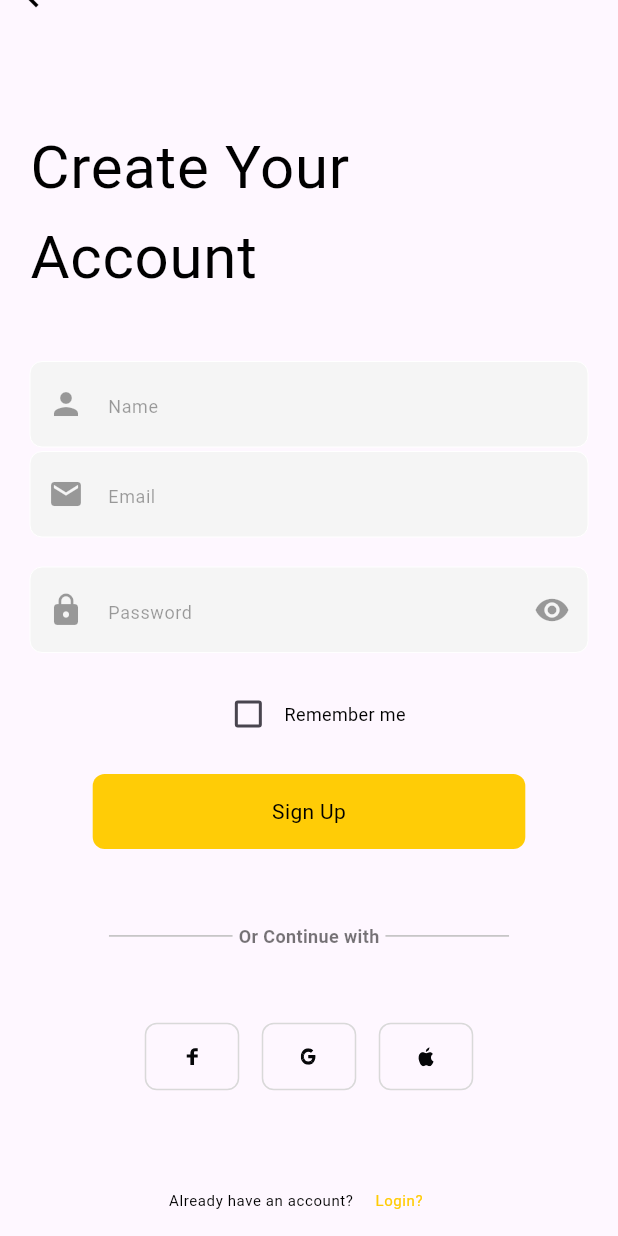
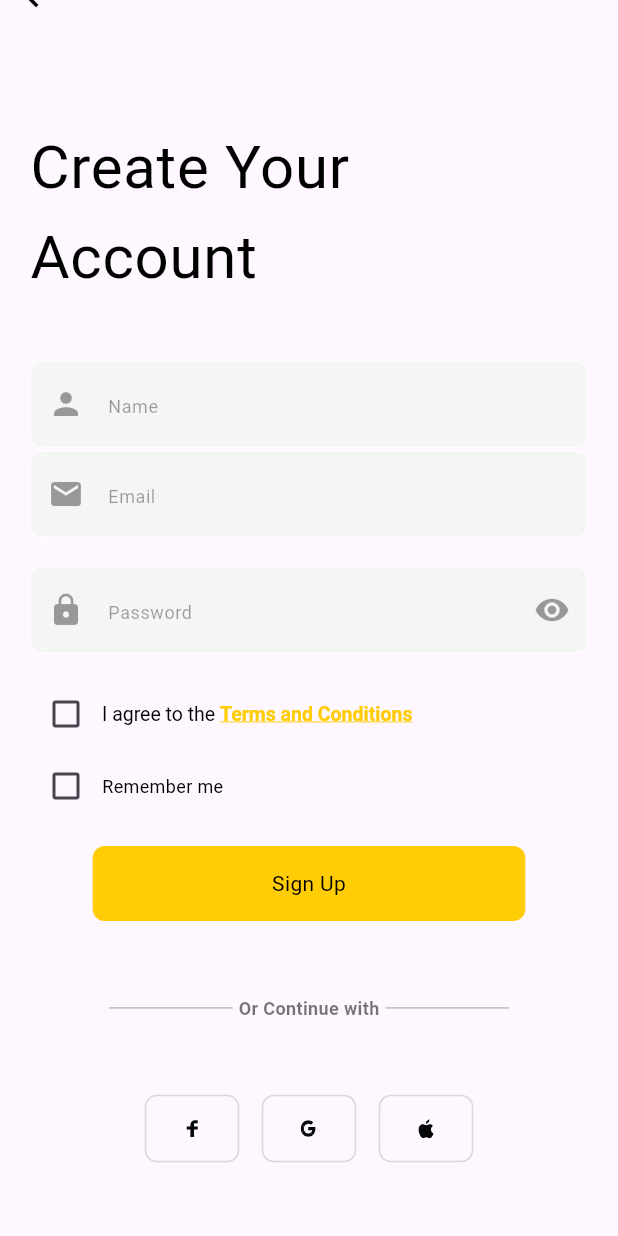
Before and after one commit to makdad-raee/needit_app, a Flutter app: the SignUpView screen opened directly, scrolled down 70 dp, on a phone screen of 412 x 824 dp. Run offline on Flutter 3.47's test engine with Material 3 defaults, Android fonts, the phone set to English and light mode, and no system bars; drawn by our look-alikes of modal_progress_hud_nsn; our stand-ins replace bloc, cached_network_image, dartz, dio, equatable, firebase_auth and 10 more; missing offline and left inert: flutter_verification_code; accounts and stored records are empty; Roboto replaces fonts that are missing (RubikMedium, Swiss721Bold); statements that could not run were skipped; project files that could hold a hidden picture were left out.

Commit message:
login bloc , use case , repo done

```diff
--- a/lib/Features/Auth/Data/repos/auth_repo_impl.dart
+++ b/lib/Features/Auth/Data/repos/auth_repo_impl.dart
@@ -1,3 +1,5 @@
+import 'dart:developer';
+
 import 'package:dartz/dartz.dart';
 import 'package:needit_app/Features/Auth/Data/models/user_model.dart';
 import 'package:needit_app/Features/Auth/Domain/Repos/auth_repo.dart';
@@ -24,8 +26,10 @@ class AuthRepoImpl implements AuthRepo {
       );
       return right(UserModel.fromFireBaseUser(user));
     } on CustomException catch (e) {
+      log('error in authrepoimpl of createUserWithEmailAndPassword is $e');
       return left(ServerFaliure(message: e.message));
     } catch (e) {
+      log('error in authrepoimpl of createUserWithEmailAndPassword is $e');
       return left(ServerFaliure(message: 'An error occured try again'));
     }
   }
--- a/lib/Features/Sign_Up/Presentation/view/widgets/sign_up_view_body.dart
+++ b/lib/Features/Sign_Up/Presentation/view/widgets/sign_up_view_body.dart
@@ -3,6 +3,8 @@ import 'package:flutter_bloc/flutter_bloc.dart';
 import 'package:flutter_svg/svg.dart';
 import 'package:needit_app/Features/Auth/presentation/bloc/signup_bloc.dart';
 import 'package:needit_app/constant.dart';
+import 'package:needit_app/core/utlis/build_error_bar.dart';
+import 'package:needit_app/core/widgets/custom_text_form_filled.dart';
 import 'package:needit_app/core/widgets/password_filed.dart';
 
 class SignUpViewBody extends StatefulWidget {
@@ -16,6 +18,8 @@ class _SignUpViewBodyState extends State<SignUpViewBody> {
   final GlobalKey<FormState> formKey = GlobalKey<FormState>();
   late String email, name, password;
   AutovalidateMode autovalidateMode = AutovalidateMode.disabled;
+  bool isTermsAndConditionAccepted = false;
+  bool isRememberMe = false;
   @override
   Widget build(BuildContext context) {
     return Form(
@@ -89,12 +93,20 @@ class _SignUpViewBodyState extends State<SignUpViewBody> {
                           ),
                         ),
                         const SizedBox(height: 14),
+                        ConditionAndTerms(
+                          onChanged: (value) {
+                            isTermsAndConditionAccepted = value;
+                          },
+                        ),
                         Row(
-                          mainAxisAlignment: MainAxisAlignment.center,
+                          mainAxisAlignment: MainAxisAlignment.start,
                           children: [
                             Checkbox(
-                              value: false,
-                              onChanged: (value) {},
+                              value: isRememberMe,
+                              onChanged: (value) {
+                                isRememberMe = value!;
+                                setState(() {});
+                              },
                               activeColor: Theme.of(context).primaryColor,
                             ),
                             Text(
@@ -113,6 +125,7 @@ class _SignUpViewBodyState extends State<SignUpViewBody> {
                           onTap: () {
                             if (formKey.currentState!.validate()) {
                               formKey.currentState!.save();
+                              if (isTermsAndConditionAccepted) {
                                 BlocProvider.of<SignupBloc>(context).add(
                                   SignupWhithEmailAndPasswordEvent(
                                     email: email,
@@ -120,11 +133,12 @@ class _SignUpViewBodyState extends State<SignUpViewBody> {
                                     name: name,
                                   ),
                                 );
-                              // Navigator.of(context).push(
-                              //   MaterialPageRoute(
-                              //     builder: (context) => const VerifyView(),
-                              //   ),
-                              // );
+                              } else {
+                                buildErrorBar(
+                                  context,
+                                  'Pleas accept Terms and conditions',
+                                );
+                              }
                             } else {
                               setState(() {
                                 autovalidateMode = AutovalidateMode.always;
@@ -173,6 +187,55 @@ class _SignUpViewBodyState extends State<SignUpViewBody> {
           ],
         ),
       ),
+    );
+  }
+}
+
+class ConditionAndTerms extends StatefulWidget {
+  const ConditionAndTerms({super.key, required this.onChanged});
+  final ValueChanged<bool> onChanged;
+
+  @override
+  State<ConditionAndTerms> createState() => _ConditionAndTermsState();
+}
+
+class _ConditionAndTermsState extends State<ConditionAndTerms> {
+  bool isAccepted = false;
+  @override
+  Widget build(BuildContext context) {
+    return Row(
+      children: [
+        Checkbox(
+          value: isAccepted,
+          activeColor: Theme.of(context).primaryColor,
+          onChanged: (value) {
+            widget.onChanged(value!);
+            setState(() {
+              isAccepted = value;
+            });
+          },
+        ),
+        Expanded(
+          child: RichText(
+            text: TextSpan(
+              style: const TextStyle(color: Colors.black, fontSize: 13),
+              children: [
+                const TextSpan(text: 'I agree to the '),
+                TextSpan(
+                  text: 'Terms and Conditions',
+                  style: TextStyle(
+                    color: Theme.of(context).primaryColor,
+                    fontWeight: FontWeight.bold,
+                    decoration: TextDecoration.underline,
+                  ),
+                  // هنا يمكنك إضافة التعرف على الضغط لفتح صفحة الشروط
+                  // recognizer: TapGestureRecognizer()..onTap = () => print('Open Terms'),
+                ),
+              ],
+            ),
+          ),
+        ),
+      ],
     );
   }
 }
@@ -229,67 +292,6 @@ class FaceBookAppleGoogleContainers extends StatelessWidget {
   }
 }
 
-class CostomTextFormFilled extends StatelessWidget {
-  const CostomTextFormFilled({
-    super.key,
-    required this.text,
-    required this.prefixIcon,
-    this.suffixIcon,
-    this.onSaved,
-    this.obscureText = false,
-  });
-  final String text;
-  final Widget prefixIcon;
-  final Widget? suffixIcon;
-  final void Function(String?)? onSaved;
-  final bool obscureText;
-
-  @override
-  Widget build(BuildContext context) {
-    return TextFormField(
-      obscureText: obscureText,
-      onSaved: onSaved,
-      style: TextStyle(fontSize: 18),
-      validator: (value) {
-        if (value == null || value.isEmpty) {
-          return "Cant be Empty";
-        } else {
-          return null;
-        }
-      },
-      cursorColor: kprimaryColor,
-      cursorHeight: 24,
-      decoration: InputDecoration(
-        fillColor: const Color(0xffF5F5F5),
-        filled: true,
-        hintText: text,
-
-        labelStyle: Theme.of(context).textTheme.bodySmall!.copyWith(
-          fontSize: 12,
-          fontFamily: kRubikRubikMedium,
-          color: Colors.black38,
-        ),
-        prefixIcon: prefixIcon,
-        suffixIcon: suffixIcon,
-        contentPadding: EdgeInsets.all(15),
-        hintStyle: Theme.of(context).textTheme.bodySmall!.copyWith(
-          fontSize: 12,
-          fontFamily: kRubikRubikMedium,
-          color: Colors.black38,
-        ),
-        enabledBorder: const OutlineInputBorder(
-          borderSide: BorderSide(color: Colors.white, width: 0),
-          borderRadius: BorderRadius.all(Radius.circular(8)),
-        ),
-        focusedBorder: const OutlineInputBorder(
-          borderSide: BorderSide(color: kprimaryColor, width: 1.5),
-          borderRadius: BorderRadius.all(Radius.circular(8)),
-        ),
-      ),
-    );
-  }
-}
-
 class SignUpDiveder extends StatelessWidget {
   const SignUpDiveder({super.key});
 
--- /dev/null
+++ b/lib/core/widgets/custom_text_form_filled.dart
@@ -0,0 +1,63 @@
+import 'package:flutter/material.dart';
+import 'package:needit_app/constant.dart';
+
+class CostomTextFormFilled extends StatelessWidget {
+  const CostomTextFormFilled({
+    super.key,
+    required this.text,
+    required this.prefixIcon,
+    this.suffixIcon,
+    this.onSaved,
+    this.obscureText = false,
+  });
+  final String text;
+  final Widget prefixIcon;
+  final Widget? suffixIcon;
+  final void Function(String?)? onSaved;
+  final bool obscureText;
+
+  @override
+  Widget build(BuildContext context) {
+    return TextFormField(
+      obscureText: obscureText,
+      onSaved: onSaved,
+      style: TextStyle(fontSize: 18),
+      validator: (value) {
+        if (value == null || value.isEmpty) {
+          return "Cant be Empty";
+        } else {
+          return null;
+        }
+      },
+      cursorColor: kprimaryColor,
+      cursorHeight: 24,
+      decoration: InputDecoration(
+        fillColor: const Color(0xffF5F5F5),
+        filled: true,
+        hintText: text,
+
+        labelStyle: Theme.of(context).textTheme.bodySmall!.copyWith(
+          fontSize: 12,
+          fontFamily: kRubikRubikMedium,
+          color: Colors.black38,
+        ),
+        prefixIcon: prefixIcon,
+        suffixIcon: suffixIcon,
+        contentPadding: EdgeInsets.all(15),
+        hintStyle: Theme.of(context).textTheme.bodySmall!.copyWith(
+          fontSize: 12,
+          fontFamily: kRubikRubikMedium,
+          color: Colors.black38,
+        ),
+        enabledBorder: const OutlineInputBorder(
+          borderSide: BorderSide(color: Colors.white, width: 0),
+          borderRadius: BorderRadius.all(Radius.circular(8)),
+        ),
+        focusedBorder: const OutlineInputBorder(
+          borderSide: BorderSide(color: kprimaryColor, width: 1.5),
+          borderRadius: BorderRadius.all(Radius.circular(8)),
+        ),
+      ),
+    );
+  }
+}
--- a/lib/core/widgets/password_filed.dart
+++ b/lib/core/widgets/password_filed.dart
@@ -1,6 +1,6 @@
 import 'package:flutter/material.dart';
-import 'package:needit_app/Features/Sign_Up/Presentation/view/widgets/sign_up_view_body.dart';
 import 'package:needit_app/constant.dart';
+import 'package:needit_app/core/widgets/custom_text_form_filled.dart';
 
 class PasswordFilled extends StatefulWidget {
   const PasswordFilled({super.key, this.onSaved});
```
Also changed, not shown: lib/Features/Auth/Data/models/user_model.dart (+7 -0 lines), lib/Features/Login/Data/repo/login_repo_impl.dart (added, +30 -0 lines), lib/Features/Login/Domain/Repos/login_repo.dart (added, +10 -0 lines), lib/Features/Login/Domain/usecase/login_use_case.dart (added, +19 -0 lines), lib/Features/Login/Presentation/Bloc/login_bloc.dart (added, +27 -0 lines), lib/Features/Login/Presentation/Bloc/login_event.dart (added, +28 -0 lines), lib/Features/Login/Presentation/Bloc/login_state.dart (added, +18 -0 lines), lib/Features/Login/Presentation/view/Widgets/login_fields_view_body.dart (+47 -10 lines), lib/Features/Login/Presentation/view/login_fields_view.dart (+20 -2 lines), lib/Features/services/firbase_auth_service.dart (+34 -0 lines), lib/injection_container.dart (+22 -8 lines). Lines whose indentation alone changed are shown as unchanged.
